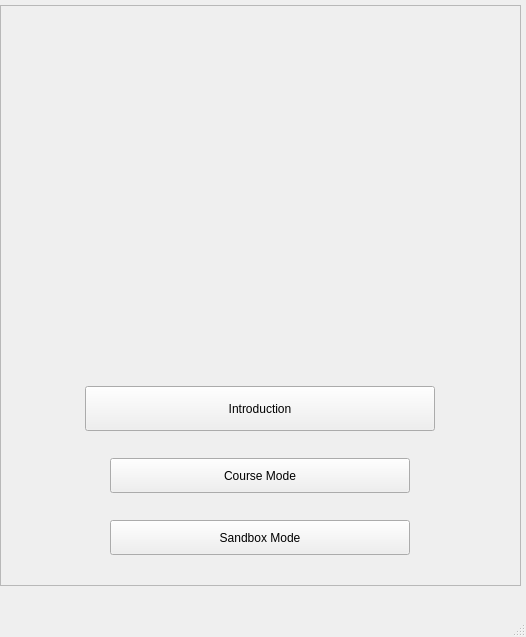
Above: mainwindow.ui from University-of-Utah-CS3505/a8-edu-app-PaulNuffer before the change. Below: the same form after it.
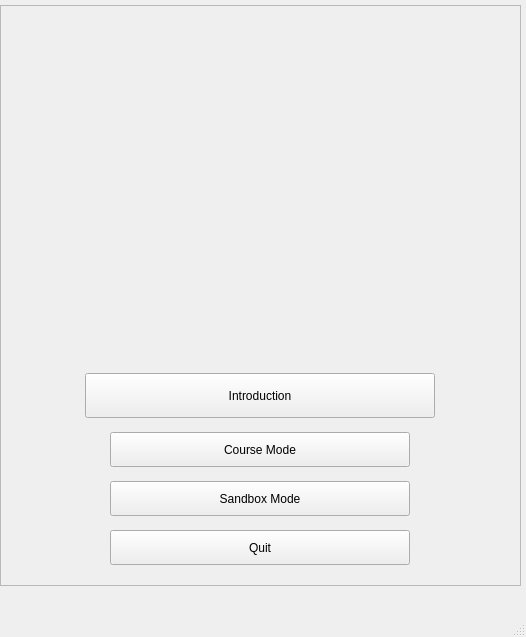
That is the form after the change.

```diff
--- a/mainwindow.ui
+++ b/mainwindow.ui
@@ -103,6 +103,31 @@
        </property>
       </widget>
      </item>
+     <item alignment="Qt::AlignHCenter">
+      <widget class="QPushButton" name="quitButton">
+       <property name="sizePolicy">
+        <sizepolicy hsizetype="Minimum" vsizetype="Fixed">
+         <horstretch>0</horstretch>
+         <verstretch>0</verstretch>
+        </sizepolicy>
+       </property>
+       <property name="minimumSize">
+        <size>
+         <width>300</width>
+         <height>35</height>
+        </size>
+       </property>
+       <property name="maximumSize">
+        <size>
+         <width>300</width>
+         <height>35</height>
+        </size>
+       </property>
+       <property name="text">
+        <string>Quit</string>
+       </property>
+      </widget>
+     </item>
     </layout>
    </widget>
   </widget>
```
Left out of the diff: 19 changed lines with no effect on the pictures.
